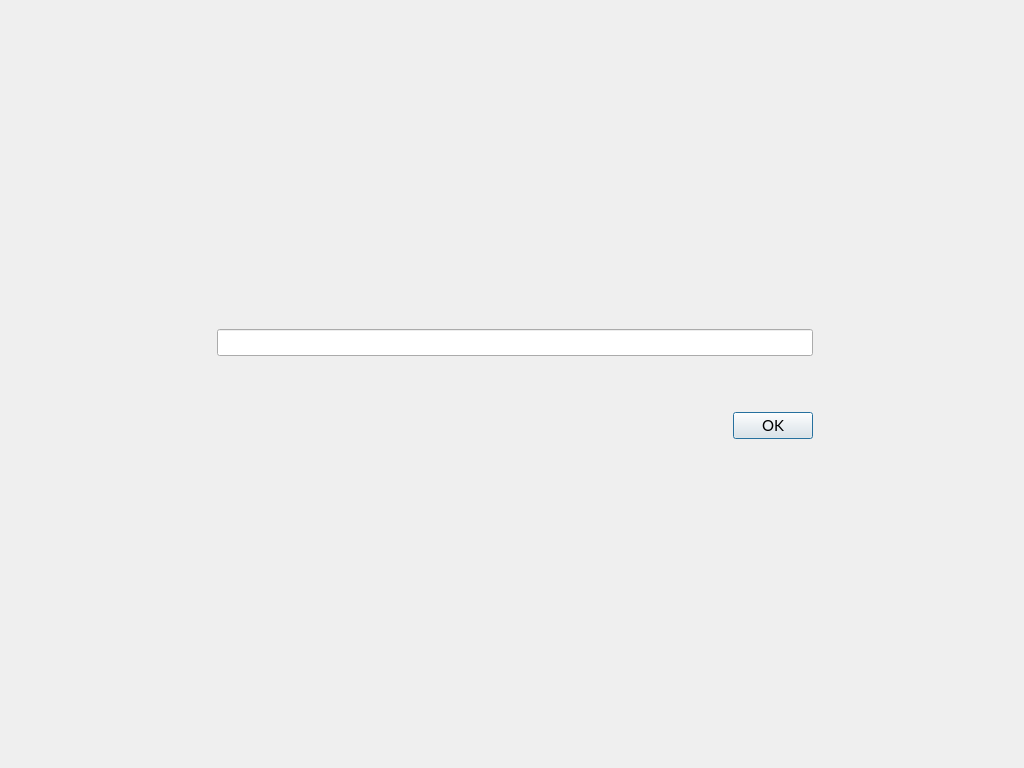
Qt form src/qt/forms/askpassphrasepage.ui (VeriConomy/vericoin) before a commit.
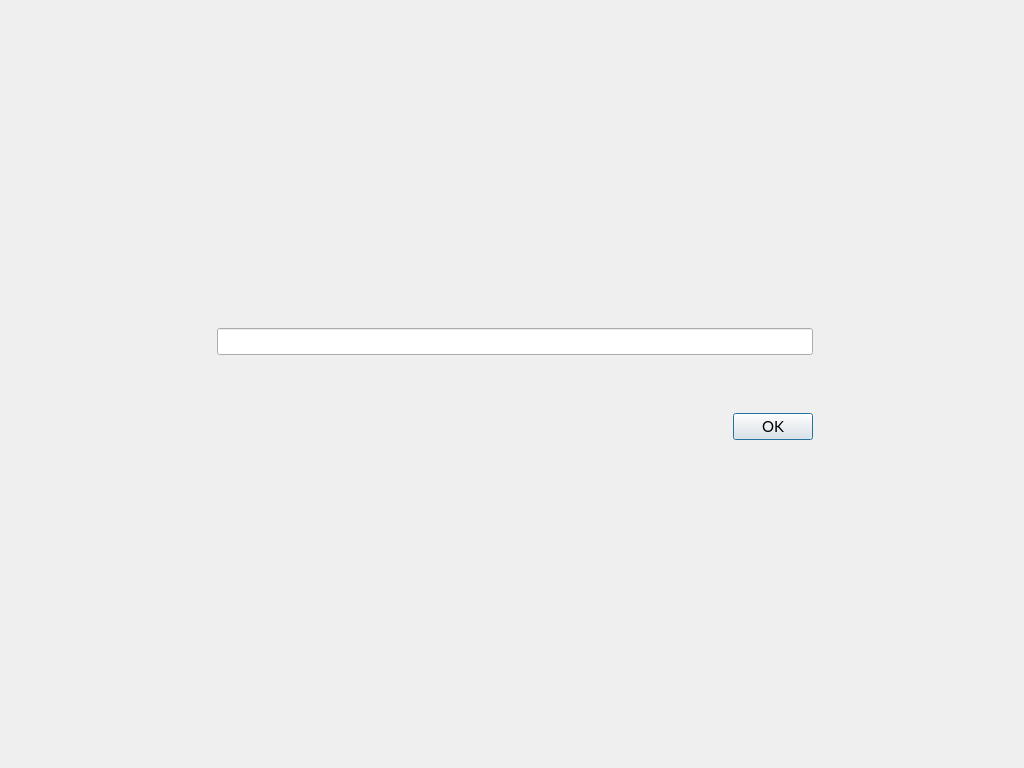
The same form after that commit.

Diff of the .ui file:
```diff
--- a/src/qt/forms/askpassphrasepage.ui
+++ b/src/qt/forms/askpassphrasepage.ui
@@ -66,6 +66,12 @@
      </item>
      <item row="2" column="1">
       <widget class="QLabel" name="capsLabel">
+       <property name="minimumSize">
+        <size>
+         <width>480</width>
+         <height>20</height>
+        </size>
+       </property>
        <property name="font">
         <font>
          <weight>75</weight>
```
Left out of the diff: 16 changed lines with no effect on the pictures.
